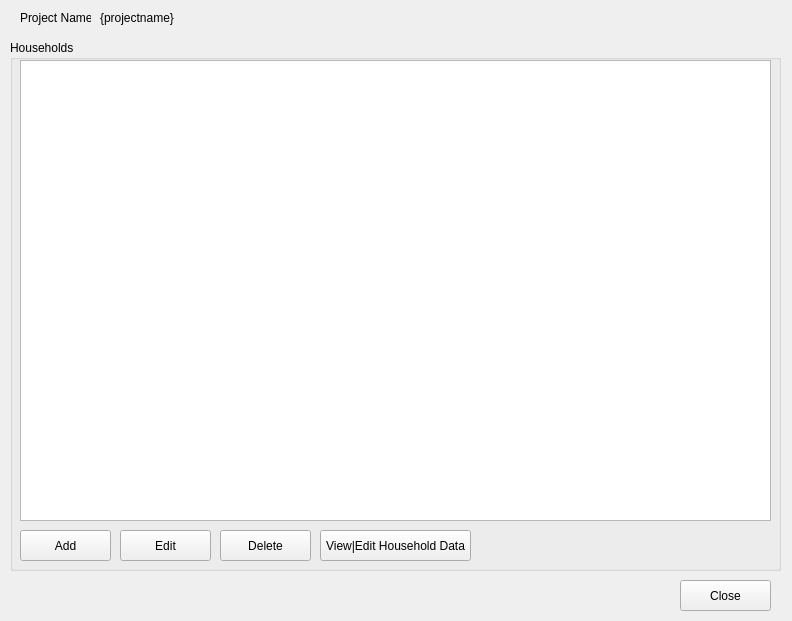
snim2mirror/openihm, file open-ihm/gui/designs/ui_households_all.ui: the form before one commit.
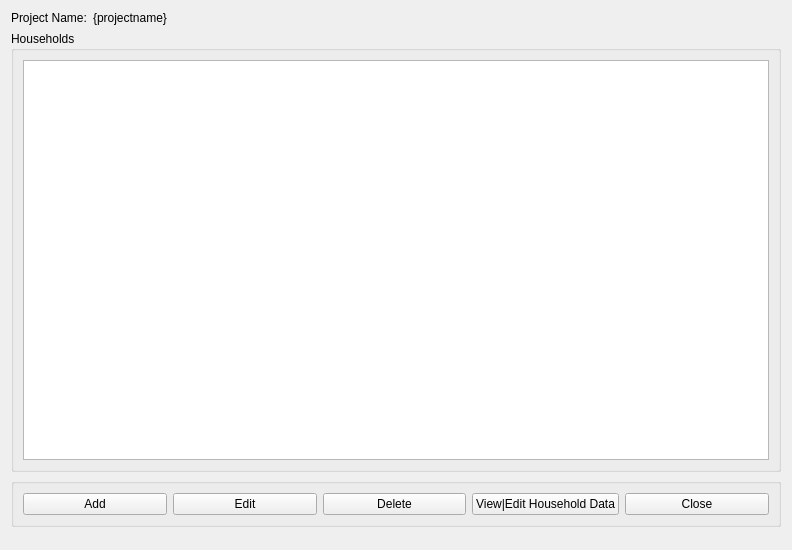
The form after the commit.

Commit message: Added layout manager to most dialogs. One report and all tabbed dialogs still to go.

The edit to the form file:
```diff
--- a/open-ihm/gui/designs/ui_households_all.ui
+++ b/open-ihm/gui/designs/ui_households_all.ui
@@ -7,38 +7,52 @@
     <x>0</x>
     <y>0</y>
     <width>792</width>
-    <height>621</height>
+    <height>550</height>
    </rect>
   </property>
   <property name="minimumSize">
    <size>
     <width>792</width>
-    <height>621</height>
+    <height>550</height>
    </size>
   </property>
   <property name="windowTitle">
    <string>Project Households</string>
   </property>
+  <layout class="QFormLayout" name="formLayout">
+   <item row="0" column="0">
+    <widget class="QLabel" name="label">
+     <property name="text">
+      <string>Project Name:</string>
+     </property>
+    </widget>
+   </item>
+   <item row="0" column="1">
+    <widget class="QLabel" name="lblProjectName">
+     <property name="text">
+      <string>{projectname}</string>
+     </property>
+    </widget>
+   </item>
+   <item row="1" column="0" colspan="2">
   <widget class="QGroupBox" name="groupBox">
-   <property name="geometry">
-    <rect>
-     <x>10</x>
-     <y>40</y>
-     <width>771</width>
-     <height>531</height>
-    </rect>
-   </property>
    <property name="title">
     <string>Households</string>
    </property>
+     <layout class="QVBoxLayout" name="verticalLayout">
+      <item>
    <widget class="QTableView" name="tableView">
-    <property name="geometry">
-     <rect>
-      <x>10</x>
-      <y>20</y>
-      <width>751</width>
-      <height>461</height>
-     </rect>
+        <property name="sizePolicy">
+         <sizepolicy hsizetype="MinimumExpanding" vsizetype="Maximum">
+          <horstretch>0</horstretch>
+          <verstretch>0</verstretch>
+         </sizepolicy>
+        </property>
+        <property name="minimumSize">
+         <size>
+          <width>0</width>
+          <height>400</height>
+         </size>
     </property>
     <property name="alternatingRowColors">
      <bool>true</bool>
@@ -47,98 +61,55 @@
      <bool>true</bool>
     </property>
    </widget>
+      </item>
+     </layout>
+    </widget>
+   </item>
+   <item row="2" column="0" colspan="2">
+    <widget class="QGroupBox" name="groupBox_2">
+     <property name="title">
+      <string/>
+     </property>
+     <layout class="QHBoxLayout" name="horizontalLayout">
+      <item>
    <widget class="QPushButton" name="cmdAdd">
-    <property name="geometry">
-     <rect>
-      <x>10</x>
-      <y>490</y>
-      <width>91</width>
-      <height>31</height>
-     </rect>
-    </property>
     <property name="text">
      <string>Add</string>
     </property>
    </widget>
+      </item>
+      <item>
    <widget class="QPushButton" name="cmdEdit">
-    <property name="geometry">
-     <rect>
-      <x>110</x>
-      <y>490</y>
-      <width>91</width>
-      <height>31</height>
-     </rect>
-    </property>
     <property name="text">
      <string>Edit</string>
     </property>
    </widget>
-   <widget class="QPushButton" name="cmdData">
-    <property name="geometry">
-     <rect>
-      <x>310</x>
-      <y>490</y>
-      <width>151</width>
-      <height>31</height>
-     </rect>
-    </property>
-    <property name="text">
-     <string>View|Edit Household Data</string>
-    </property>
-   </widget>
+      </item>
+      <item>
    <widget class="QPushButton" name="cmdDel">
-    <property name="geometry">
-     <rect>
-      <x>210</x>
-      <y>490</y>
-      <width>91</width>
-      <height>31</height>
-     </rect>
-    </property>
     <property name="text">
      <string>Delete</string>
     </property>
    </widget>
-  </widget>
+      </item>
+      <item>
+       <widget class="QPushButton" name="cmdData">
+        <property name="text">
+         <string>View|Edit Household Data</string>
+        </property>
+       </widget>
+      </item>
+      <item>
   <widget class="QPushButton" name="cmdClose">
-   <property name="geometry">
-    <rect>
-     <x>680</x>
-     <y>580</y>
-     <width>91</width>
-     <height>31</height>
-    </rect>
-   </property>
    <property name="text">
     <string>Close</string>
    </property>
   </widget>
-  <widget class="QLabel" name="label">
-   <property name="geometry">
-    <rect>
-     <x>20</x>
-     <y>10</y>
-     <width>71</width>
-     <height>16</height>
-    </rect>
-   </property>
-   <property name="text">
-    <string>Project Name:</string>
-   </property>
-  </widget>
-  <widget class="QLabel" name="lblProjectName">
-   <property name="geometry">
-    <rect>
-     <x>100</x>
-     <y>10</y>
-     <width>391</width>
-     <height>16</height>
-    </rect>
-   </property>
-   <property name="text">
-    <string>{projectname}</string>
-   </property>
-  </widget>
+      </item>
+     </layout>
+    </widget>
+   </item>
+  </layout>
  </widget>
  <tabstops>
   <tabstop>tableView</tabstop>
```
Left out of the diff: 88 changed lines with no effect on the pictures. Lines whose indentation alone changed are shown as unchanged. The commit also changes 97 other files.
